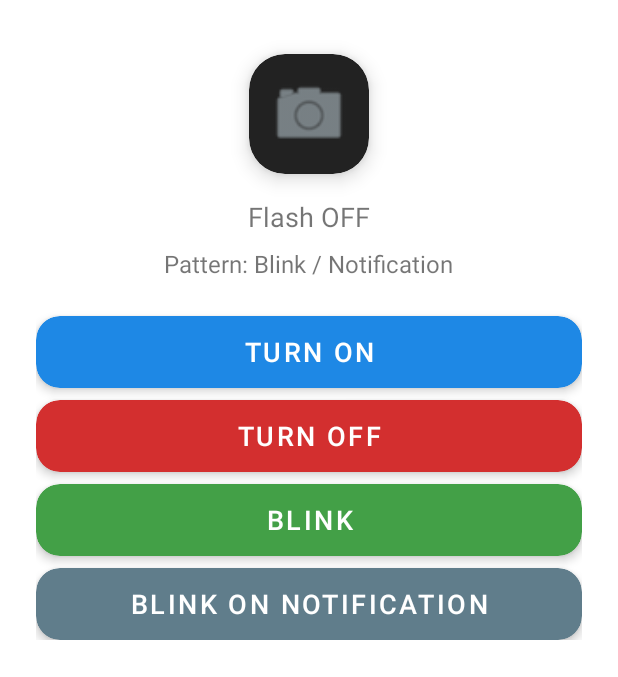
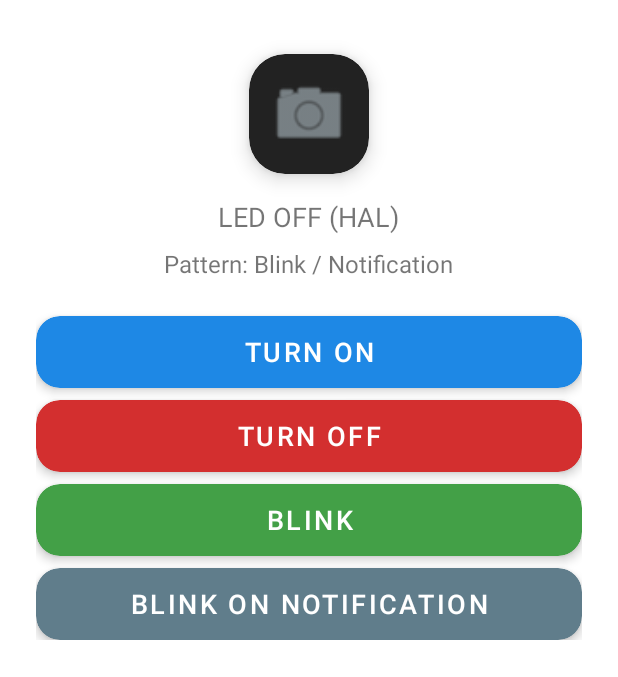
Before and after one commit to ADITYA-SHAKYA04/aosp-hal-demo, an Android app: the screen it shows after launch (MainActivity), after a tap on "BLINK", on a phone screen of 412 x 824 dp, the part 168-845 px from its top. Run offline under Robolectric (Android 15) with nearby library versions, the light colour scheme and no system bars; 1 statement that could not run was skipped; 2 other taps on this screen came first.

Commit message:
🔧 FlashTune: Convert to authentic JNI/HAL implementation
- Replace Camera2 API with pure JNI/HAL approach for LED control
- Add native method declarations in LedManager.java with proper logging
- Implement complete JNI bridge (led_jni.cpp) with AOSP-style registration
- Create HAL layer (led_hal.cpp/.h) with sysfs simulation for educational demo
- Update MainActivity.java to use native methods instead of Camera2
- Remove camera permissions and dependencies from manifest
- Comprehensive README rewrite focusing on authentic AOSP patterns
- Educational implementation demonstrating system-level Android development

Features:
✅ turnOnLED() - Direct LED activation via HAL
✅ turnOffLED() - LED deactivation with proper cleanup
✅ blinkLED(times) - Configurable blink patterns
✅ blinkOnNotification() - System event LED response
✅ Complete JNI → HAL → sysfs simulation flow

```diff
--- a/FlashTune/app/src/main/java/com/example/led/LedManager.java
+++ b/FlashTune/app/src/main/java/com/example/led/LedManager.java
@@ -1,24 +1,38 @@
 package com.example.led;
 
+import android.util.Log;
+
 public class LedManager {
+    private static final String TAG = "LedManager";
+
     static {
-        System.loadLibrary("led_jni");
+        try {
+            System.loadLibrary("led_jni");
+            Log.i(TAG, "Native library led_jni loaded successfully");
+        } catch (UnsatisfiedLinkError e) {
+            Log.e(TAG, "Failed to load native library led_jni", e);
+        }
     }
+
+    // Native method declarations - these call into HAL via JNI
     public native void turnOnLED();
     public native void turnOffLED();
     public native void blinkLED(int times);
     public native void blinkOnNotification();
 
-    // Example usage
+    // Demo pattern showing full integration
     public void demoPattern() {
         try {
+            Log.i(TAG, "Starting demo pattern");
             turnOnLED();
             Thread.sleep(500);
             blinkLED(3);
+            Thread.sleep(1500);
             turnOffLED();
             blinkOnNotification();
+            Log.i(TAG, "Demo pattern completed");
         } catch (Exception e) {
-            e.printStackTrace();
+            Log.e(TAG, "Error in demo pattern", e);
         }
     }
 }
--- a/FlashTune/app/src/main/java/com/example/led/MainActivity.java
+++ b/FlashTune/app/src/main/java/com/example/led/MainActivity.java
@@ -1,5 +1,4 @@
 package com.example.led;
-
 
 import android.app.Activity;
 import android.os.Bundle;
@@ -13,18 +12,11 @@ import android.widget.ImageView;
 import android.widget.TextView;
 import android.widget.Toast;
 
-import android.hardware.camera2.CameraAccessException;
-import android.hardware.camera2.CameraManager;
-import android.Manifest;
-import android.content.pm.PackageManager;
-import androidx.core.app.ActivityCompat;
-import androidx.core.content.ContextCompat;
-
-
 public class MainActivity extends Activity {
     private LedManager mLedManager = new LedManager();
     private ImageView flashStatusIcon;
     private TextView flashStatusText;
+    private boolean isFlashOn = false;
 
     @Override
     protected void onCreate(Bundle savedInstanceState) {
@@ -35,39 +27,68 @@ public class MainActivity extends Activity {
         flashStatusIcon = findViewById(R.id.flashStatusIcon);
         flashStatusText = findViewById(R.id.flashStatusText);
 
-            // Request camera permission if needed
-            if (ContextCompat.checkSelfPermission(this, Manifest.permission.CAMERA) != PackageManager.PERMISSION_GRANTED) {
-                ActivityCompat.requestPermissions(this, new String[]{Manifest.permission.CAMERA}, 1);
-            }
-
         Button btnOn = findViewById(R.id.btnOn);
         Button btnOff = findViewById(R.id.btnOff);
         Button btnBlink = findViewById(R.id.btnBlink);
         Button btnNotify = findViewById(R.id.btnNotify);
 
         btnOn.setOnClickListener(v -> {
-            setFlashlight(true);
-            animateFlashStatus(flashStatusIcon, true);
-            flashStatusText.setText("Flash ON");
-            Toast.makeText(this, "Flashlight turned ON", Toast.LENGTH_SHORT).show();
+            try {
+                mLedManager.turnOnLED();
+                isFlashOn = true;
+                updateFlashStatus(true);
+                Toast.makeText(this, "LED turned ON via HAL", Toast.LENGTH_SHORT).show();
+            } catch (Exception e) {
+                Toast.makeText(this, "Failed to turn ON LED: " + e.getMessage(), Toast.LENGTH_SHORT).show();
+            }
         });
 
         btnOff.setOnClickListener(v -> {
-            setFlashlight(false);
-            animateFlashStatus(flashStatusIcon, false);
-            flashStatusText.setText("Flash OFF");
-            Toast.makeText(this, "Flashlight turned OFF", Toast.LENGTH_SHORT).show();
+            try {
+                mLedManager.turnOffLED();
+                isFlashOn = false;
+                updateFlashStatus(false);
+                Toast.makeText(this, "LED turned OFF via HAL", Toast.LENGTH_SHORT).show();
+            } catch (Exception e) {
+                Toast.makeText(this, "Failed to turn OFF LED: " + e.getMessage(), Toast.LENGTH_SHORT).show();
+            }
         });
 
         btnBlink.setOnClickListener(v -> {
-            blinkFlash(5);
-            flashStatusText.setText("Blinking...");
-            Toast.makeText(this, "LED is blinking", Toast.LENGTH_SHORT).show();
+            try {
+                mLedManager.blinkLED(5);
+                flashStatusText.setText("Blinking via HAL...");
+                Toast.makeText(this, "LED blinking 5 times via HAL", Toast.LENGTH_SHORT).show();
+
+                // Update UI after blink sequence completes
+                new Thread(() -> {
+                    try {
+                        Thread.sleep(2500); // 5 blinks * 500ms per blink
+                        runOnUiThread(() -> {
+                            isFlashOn = false;
+                            updateFlashStatus(false);
+                        });
+                    } catch (InterruptedException ignored) {}
+                }).start();
+            } catch (Exception e) {
+                Toast.makeText(this, "Failed to blink LED: " + e.getMessage(), Toast.LENGTH_SHORT).show();
+            }
         });
 
         btnNotify.setOnClickListener(v -> {
+            try {
+                mLedManager.blinkOnNotification();
                 sendNotification();
+                Toast.makeText(this, "Notification LED blink triggered", Toast.LENGTH_SHORT).show();
+            } catch (Exception e) {
+                Toast.makeText(this, "Failed to trigger notification blink: " + e.getMessage(), Toast.LENGTH_SHORT).show();
+            }
         });
+    }
+
+    private void updateFlashStatus(boolean on) {
+        animateFlashStatus(flashStatusIcon, on);
+        flashStatusText.setText(on ? "LED ON (HAL)" : "LED OFF (HAL)");
     }
 
     // Real notification integration: triggers LED blink on notification
@@ -85,51 +106,8 @@ public class MainActivity extends Activity {
                 .setSmallIcon(android.R.drawable.ic_dialog_info)
                 .setAutoCancel(true);
         nm.notify(1, builder.build());
-        flashStatusText.setText("Notification Blink");
-        blinkFlash(3);
-        Toast.makeText(this, "Notification sent! LED blinked.", Toast.LENGTH_SHORT).show();
-    }
-
-        // Real flash control using Camera2 API
-        private void setFlashlight(boolean enabled) {
-            CameraManager cameraManager = (CameraManager) getSystemService(Context.CAMERA_SERVICE);
-            try {
-                String cameraId = null;
-                for (String id : cameraManager.getCameraIdList()) {
-                    if (cameraManager.getCameraCharacteristics(id).get(android.hardware.camera2.CameraCharacteristics.FLASH_INFO_AVAILABLE) == Boolean.TRUE) {
-                        cameraId = id;
-                        break;
-                    }
-                }
-                if (cameraId != null) {
-                    cameraManager.setTorchMode(cameraId, enabled);
-                } else {
-                    Toast.makeText(this, "No flash available", Toast.LENGTH_SHORT).show();
-                }
-            } catch (CameraAccessException e) {
-                e.printStackTrace();
-                Toast.makeText(this, "Camera error", Toast.LENGTH_SHORT).show();
-            }
-        }
-
-        // Blink flash n times
-        private void blinkFlash(int times) {
-            new Thread(() -> {
-                for (int i = 0; i < times; i++) {
-                        runOnUiThread(() -> {
-                            setFlashlight(true);
-                            animateFlashStatus(findViewById(R.id.flashStatusIcon), true);
-                            flashStatusText.setText("Flash ON");
-                        });
-                        try { Thread.sleep(200); } catch (InterruptedException ignored) {}
-                        runOnUiThread(() -> {
-                            setFlashlight(false);
-                            animateFlashStatus(findViewById(R.id.flashStatusIcon), false);
-                            flashStatusText.setText("Flash OFF");
-                        });
-                        try { Thread.sleep(200); } catch (InterruptedException ignored) {}
-                }
-            }).start();
+        flashStatusText.setText("Notification Sent");
+        Toast.makeText(this, "Notification sent! LED blinked via HAL.", Toast.LENGTH_SHORT).show();
     }
 
     // Animate flash status icon
```
Also changed, not shown: 4 other files. Lines whose indentation alone changed are shown as unchanged.
